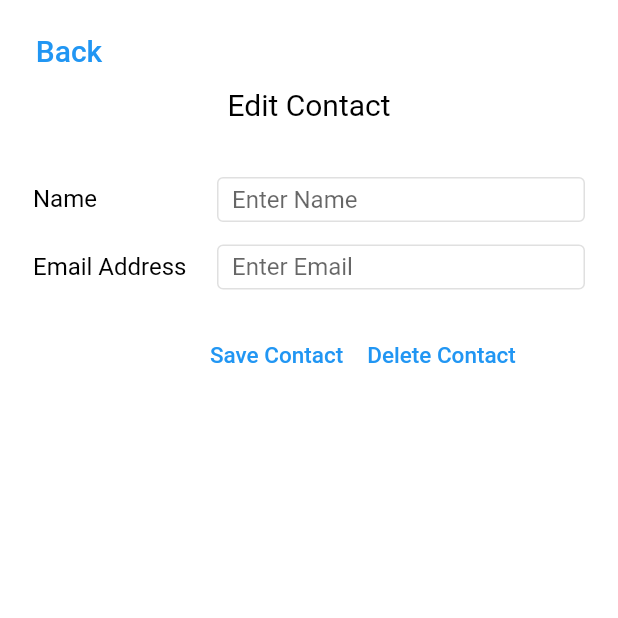
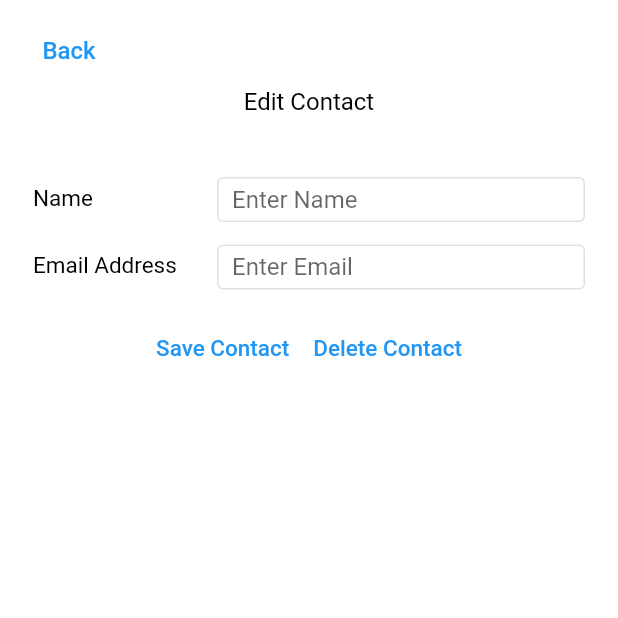
Before and after one commit to SystangoTechnologies/flutter-boilerplate, a Flutter app: the EditContactPage screen opened by its route, on a phone screen of 412 x 824 dp, the top half of it. Run offline on Flutter 3.47's test engine with Material 2 defaults, Android fonts, the phone set to English and light mode, and no system bars; our stand-ins replace sqflite; accounts and stored records are empty.

Commit message:
fix button alignment and font size

```diff
--- a/lib/ui/edit_contact_page.dart
+++ b/lib/ui/edit_contact_page.dart
@@ -36,21 +36,16 @@ class EditContactPageState extends State<EditContactPage> {
               backButton(),
               headingText(),
               detailsForm(),
-              Padding(
-                padding:EdgeInsets.only(
-                  top: 10.0,
-                  left: 130.0
-                ),
-                child: Row(
-                  children: [
-                    saveContactButton(),
-                    deleteContactButton()
-                  ],
-                ),
-              )
-            ]
-          )
-        )
+              Row(
+                mainAxisAlignment: MainAxisAlignment.center,
+                children: [
+                  saveContactButton(),
+                  deleteContactButton()
+                ],
+              ),
+            ],
+          ),
+        ),
       ),
     );
   }
@@ -71,7 +66,7 @@ class EditContactPageState extends State<EditContactPage> {
           },
           child: Text(
             "Back",
-            style: TextStyle(fontSize: 20.0),
+            style: TextStyle(fontSize: 16.0),
           ),
         )
       )
@@ -87,7 +82,7 @@ class EditContactPageState extends State<EditContactPage> {
           child: Text(
           "Edit Contact",
             style: TextStyle(
-              fontSize: 20.0,
+              fontSize: 16.0,
               color: Colors.black
             ),
           ),
@@ -130,7 +125,7 @@ class EditContactPageState extends State<EditContactPage> {
                   child: Text(
                     "Name",
                     style: TextStyle(
-                      fontSize: 16.0,
+                      fontSize: 15.0,
                       color: Colors.black
                     ),
                   ),
@@ -196,7 +191,7 @@ class EditContactPageState extends State<EditContactPage> {
                     child: Text(
                       "Email Address",
                       style: TextStyle(
-                        fontSize: 16.0,
+                        fontSize: 15.0,
                         color: Colors.black
                       ),
                     ),
@@ -251,7 +246,10 @@ class EditContactPageState extends State<EditContactPage> {
           disabledColor: Colors.grey,
           disabledTextColor: Colors.black,
           splashColor: Color.fromARGB(0, 0, 0, 0),
-          padding: EdgeInsets.all(8.0),
+          padding: EdgeInsets.symmetric(
+            horizontal: 8.0,
+            vertical: 20.0
+          ),
           onPressed: () {
             final updatedContact = Contact(
               id: widget.id,
@@ -310,7 +308,10 @@ class EditContactPageState extends State<EditContactPage> {
           disabledColor: Colors.grey,
           disabledTextColor: Colors.black,
           splashColor: Color.fromARGB(0, 0, 0, 0),
-          padding: EdgeInsets.all(8.0),
+          padding: EdgeInsets.symmetric(
+            horizontal: 8.0,
+            vertical: 20.0
+          ),
           onPressed: () {
             if (!widget.id.isNaN) {
               /*
--- a/lib/ui/home_page.dart
+++ b/lib/ui/home_page.dart
@@ -51,7 +51,7 @@ class HomePageState extends State<HomePage> {
           },
           child: Text(
             "Add New Contact",
-            style: TextStyle(fontSize: 20.0),
+            style: TextStyle(fontSize: 16.0),
           ),
         )
       )
@@ -77,7 +77,7 @@ class HomePageState extends State<HomePage> {
           },
           child: Text(
           "View Contacts",
-            style: TextStyle(fontSize: 20.0),
+            style: TextStyle(fontSize: 16.0),
           ),
         )
       )
```
Also changed, not shown: lib/ui/add_contact_page.dart (+8 -6 lines), lib/ui/view_contact_page.dart (+6 -5 lines).
